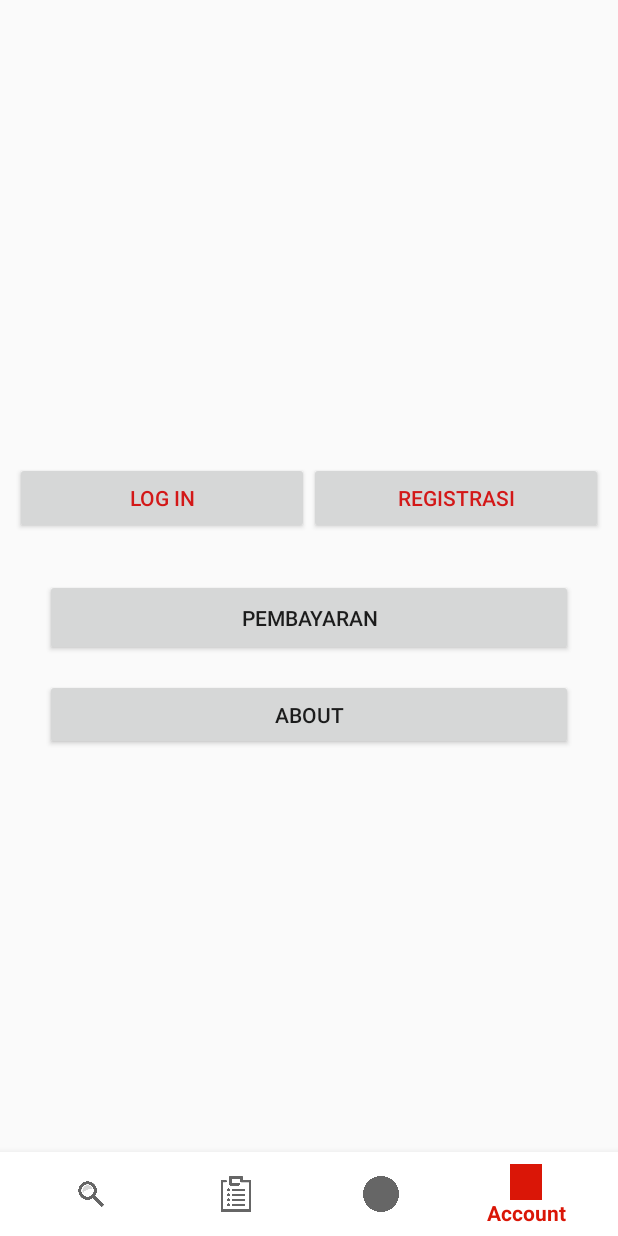
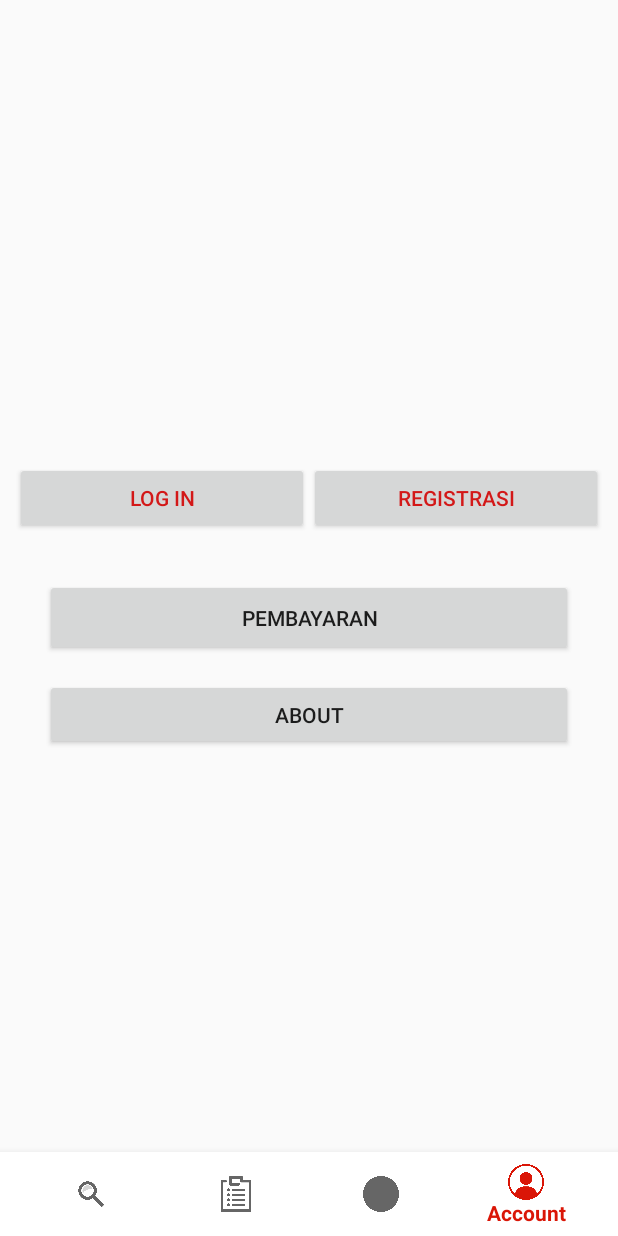
Before and after one commit to AdityaPutraPratama12/UAS, an Android app: the screen it shows after launch (MainActivity), item 4 of the bottom bar chosen, on a phone screen of 412 x 824 dp. Run offline under Robolectric (Android 15) with nearby library versions, the phone set to English and light mode, and no system bars; libraries missing offline, so code that uses them is left out: com.chad.library; 2 statements that could not run were skipped.

Commit message:
menambahkan ikon user

```diff
--- a/app/src/main/res/menu/navigation.xml
+++ b/app/src/main/res/menu/navigation.xml
@@ -11,5 +11,5 @@
         android:icon="@drawable/chat" />
     <item android:id="@+id/action_account"
         android:title="Account"
-        android:icon="@drawable/acount1" />
+        android:icon="@drawable/akun" />
 </menu>
```
Also changed, not shown: app/src/main/res/drawable/akun.png (added), 1 other file.
